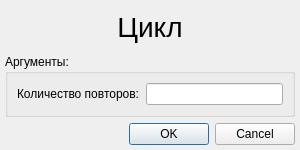
Xtail96/SML, file KAMEditor/gui/commands/cycledialog.ui: the form before one commit.
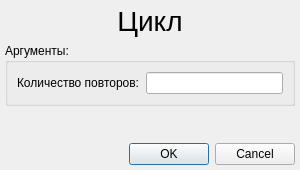
The form after the commit.

```diff
--- a/KAMEditor/gui/commands/cycledialog.ui
+++ b/KAMEditor/gui/commands/cycledialog.ui
@@ -7,7 +7,7 @@
     <x>0</x>
     <y>0</y>
     <width>300</width>
-    <height>150</height>
+    <height>170</height>
    </rect>
   </property>
   <property name="windowTitle">
@@ -66,6 +66,19 @@
      </layout>
     </widget>
    </item>
+   <item>
+    <spacer name="verticalSpacer">
+     <property name="orientation">
+      <enum>Qt::Vertical</enum>
+     </property>
+     <property name="sizeHint" stdset="0">
+      <size>
+       <width>20</width>
+       <height>100</height>
+      </size>
+     </property>
+    </spacer>
+   </item>
    <item>
     <widget class="QDialogButtonBox" name="buttonBox">
      <property name="orientation">
```
